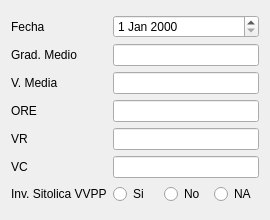
Above: dialogmitral.ui from iyustlop/valvulares before the change. Below: the same form after it.
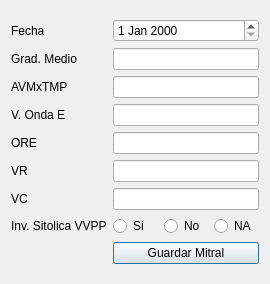
That is the form after the change.

Commit message: Introducidad el primer mitral correctamente

```diff
--- a/dialogmitral.ui
+++ b/dialogmitral.ui
@@ -7,7 +7,7 @@
     <x>0</x>
     <y>0</y>
     <width>270</width>
-    <height>220</height>
+    <height>284</height>
    </rect>
   </property>
   <property name="windowTitle">
@@ -16,30 +16,40 @@
   <layout class="QGridLayout" name="gridLayout_2">
    <item row="0" column="0">
     <layout class="QGridLayout" name="gridLayout">
-     <item row="2" column="1">
-      <widget class="QLineEdit" name="lineEdit_2"/>
+     <item row="8" column="1">
+      <widget class="QPushButton" name="pushButtonMitral">
+       <property name="text">
+        <string>Guardar Mitral</string>
+       </property>
+      </widget>
+     </item>
+     <item row="6" column="1">
+      <widget class="QLineEdit" name="lineEditVc"/>
+     </item>
+     <item row="1" column="1">
+      <widget class="QLineEdit" name="lineEditGradMedio"/>
      </item>
      <item row="3" column="0">
+      <widget class="QLabel" name="label_2">
+       <property name="text">
+        <string>V. Onda E</string>
+       </property>
+      </widget>
+     </item>
+     <item row="3" column="1">
+      <widget class="QLineEdit" name="lineEditVelOndaE"/>
+     </item>
+     <item row="4" column="0">
       <widget class="QLabel" name="label_3">
        <property name="text">
         <string>ORE</string>
        </property>
       </widget>
      </item>
-     <item row="2" column="0">
-      <widget class="QLabel" name="label_2">
-       <property name="text">
-        <string>V. Media</string>
-       </property>
-      </widget>
+     <item row="4" column="1">
+      <widget class="QLineEdit" name="lineEditOre"/>
      </item>
-     <item row="5" column="1">
-      <widget class="QLineEdit" name="lineEdit_5"/>
-     </item>
-     <item row="1" column="1">
-      <widget class="QLineEdit" name="lineEdit"/>
-     </item>
-     <item row="5" column="0">
+     <item row="6" column="0">
       <widget class="QLabel" name="label_5">
        <property name="text">
         <string>VC</string>
@@ -53,9 +63,6 @@
        </property>
       </widget>
      </item>
-     <item row="3" column="1">
-      <widget class="QLineEdit" name="lineEdit_3"/>
-     </item>
      <item row="0" column="1">
       <widget class="QDateEdit" name="dateEditMitral"/>
      </item>
@@ -66,24 +73,24 @@
        </property>
       </widget>
      </item>
-     <item row="4" column="1">
-      <widget class="QLineEdit" name="lineEdit_4"/>
-     </item>
-     <item row="4" column="0">
+     <item row="5" column="0">
       <widget class="QLabel" name="label_4">
        <property name="text">
         <string>VR</string>
        </property>
       </widget>
      </item>
-     <item row="6" column="0">
+     <item row="5" column="1">
+      <widget class="QLineEdit" name="lineEditVR"/>
+     </item>
+     <item row="7" column="0">
       <widget class="QLabel" name="label_6">
        <property name="text">
         <string>Inv. Sitolica VVPP</string>
        </property>
       </widget>
      </item>
-     <item row="6" column="1">
+     <item row="7" column="1">
       <layout class="QHBoxLayout" name="horizontalLayout">
        <item>
         <widget class="QRadioButton" name="radioButton">
@@ -108,6 +115,16 @@
        </item>
       </layout>
      </item>
+     <item row="2" column="0">
+      <widget class="QLabel" name="label_7">
+       <property name="text">
+        <string>AVMxTMP</string>
+       </property>
+      </widget>
+     </item>
+     <item row="2" column="1">
+      <widget class="QLineEdit" name="lineEditAvmXtmp"/>
+     </item>
     </layout>
    </item>
   </layout>
```
Left out of the diff: 6 changed lines with no effect on the pictures. The commit also changes 8 other files.
